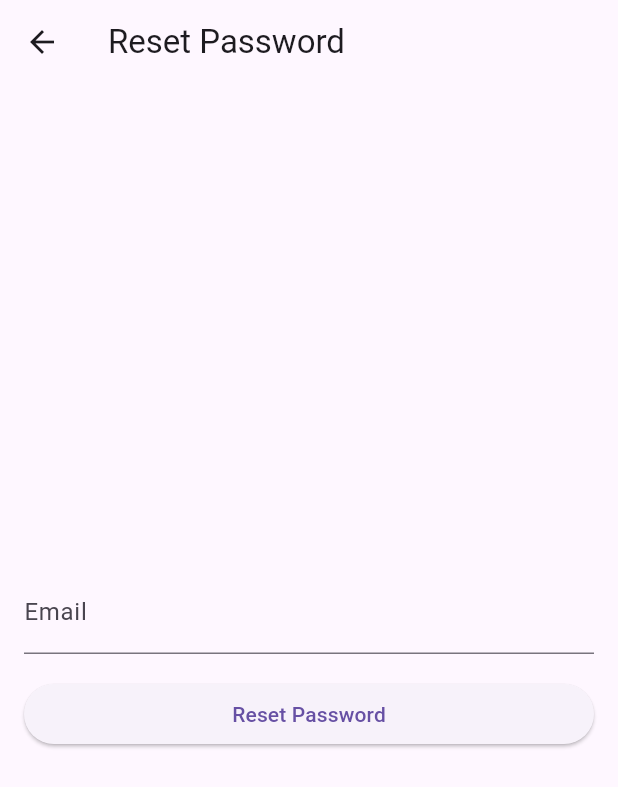
After one commit to Abdhadi97/DriveGuard_FlutterMobileApplication, a Flutter app: the screen it shows after launch, after a tap on "Forgot Password?", on a phone screen of 412 x 824 dp. The commit adds this screen. Shown: the top 787 px of the screen. Run offline on Flutter 3.47's test engine with Material 3 defaults, Android fonts, the phone set to English and light mode, and no system bars; our stand-ins replace firebase_auth, firebase_core, geocoding, geolocator, iconsax; accounts and stored records are empty.

Commit message:
- make forgot password functioning
- add reset password page

```diff
--- /dev/null
+++ b/lib/controllers/reset_password.dart
@@ -0,0 +1,136 @@
+// ignore_for_file: use_build_context_synchronously
+
+import 'package:firebase_auth/firebase_auth.dart';
+import 'package:flutter/material.dart';
+
+class ResetPasswordPage extends StatelessWidget {
+  final TextEditingController emailController = TextEditingController();
+
+  ResetPasswordPage({Key? key}) : super(key: key);
+
+  @override
+  Widget build(BuildContext context) {
+    return Scaffold(
+      appBar: AppBar(
+        title: const Text('Reset Password'),
+      ),
+      body: Center(
+        // Center the content vertically and horizontally
+        child: Padding(
+          padding: const EdgeInsets.all(16.0),
+          child: Column(
+            crossAxisAlignment: CrossAxisAlignment.stretch,
+            mainAxisAlignment: MainAxisAlignment.center, // Center vertically
+            children: [
+              TextField(
+                controller: emailController,
+                decoration: const InputDecoration(
+                  labelText: 'Email',
+                ),
+              ),
+              const SizedBox(height: 16.0),
+              ElevatedButton(
+                onPressed: () {
+                  resetPassword(emailController.text.trim(), context);
+                },
+                child: const Text('Reset Password'),
+              ),
+            ],
+          ),
+        ),
+      ),
+    );
+  }
+
+  void resetPassword(String email, BuildContext context) async {
+    // Show loading indicator
+    showDialog(
+      context: context,
+      builder: (context) {
+        return const Center(
+          child: CircularProgressIndicator(),
+        );
+      },
+    );
+
+    // Send password reset email
+    try {
+      // Validate email format
+      final emailRegExp = RegExp(r'^[\w-\.]+@([\w-]+\.)+[\w-]{2,4}$');
+      if (!emailRegExp.hasMatch(email)) {
+        throw 'Invalid email format';
+      }
+
+      await FirebaseAuth.instance.sendPasswordResetEmail(
+        email: email,
+      );
+
+      // Dismiss loading indicator
+      Navigator.pop(context);
+
+      // Show success message
+      showSuccessMessage(
+          context, "Password reset email sent. Check your inbox.");
+    } catch (e) {
+      // Dismiss loading indicator
+      Navigator.pop(context);
+
+      // Show error message
+      if (e is FirebaseAuthException) {
+        showErrorMessage(
+            context,
+            e.message ??
+                "Failed to send password reset email. Please try again.");
+      } else {
+        showErrorMessage(
+            context, "Failed to send password reset email. Please try again.");
+      }
+    }
+  }
+
+  // Function to show success message with guidance
+  void showSuccessMessage(BuildContext context, String message) {
+    showDialog(
+      context: context,
+      builder: (context) {
+        return AlertDialog(
+          backgroundColor: Colors.deepPurple,
+          title: Center(
+            child: Column(
+              mainAxisSize: MainAxisSize.min,
+              children: [
+                Text(
+                  message,
+                  style: const TextStyle(color: Colors.white),
+                ),
+                const SizedBox(height: 10),
+                const Text(
+                  'Check your email for instructions on resetting your password.',
+                  style: TextStyle(color: Colors.white),
+                ),
+              ],
+            ),
+          ),
+        );
+      },
+    );
+  }
+
+  // Function to show error message
+  void showErrorMessage(BuildContext context, String message) {
+    showDialog(
+      context: context,
+      builder: (context) {
+        return AlertDialog(
+          backgroundColor: Colors.deepPurple,
+          title: Center(
+            child: Text(
+              message,
+              style: const TextStyle(color: Colors.white),
+            ),
+          ),
+        );
+      },
+    );
+  }
+}
--- a/lib/pages/login_page.dart
+++ b/lib/pages/login_page.dart
@@ -1,6 +1,6 @@
-//import 'package:drive_guard/components/my_button.dart';
 import 'package:drive_guard/components/my_textfield.dart';
 import 'package:drive_guard/components/square_tile.dart';
+import 'package:drive_guard/controllers/reset_password.dart';
 import 'package:firebase_auth/firebase_auth.dart';
 import 'package:flutter/material.dart';
 
@@ -150,11 +150,24 @@ class _LoginPageState extends State<LoginPage> {
                   child: Row(
                     mainAxisAlignment: MainAxisAlignment.end,
                     children: [
-                      Text(
-                        'Forgot Password?',
-                        style: TextStyle(
-                            color: Colors.grey[600],
-                            fontWeight: FontWeight.bold),
+                      GestureDetector(
+                        onTap: () {
+                          Navigator.push(
+                            context,
+                            MaterialPageRoute(
+                              builder: (context) {
+                                return ResetPasswordPage();
+                              },
+                            ),
+                          );
+                        },
+                        child: const Text(
+                          'Forgot Password?',
+                          style: TextStyle(
+                            color: Colors.blue,
+                            fontWeight: FontWeight.bold,
+                          ),
+                        ),
                       ),
                     ],
                   ),
```
